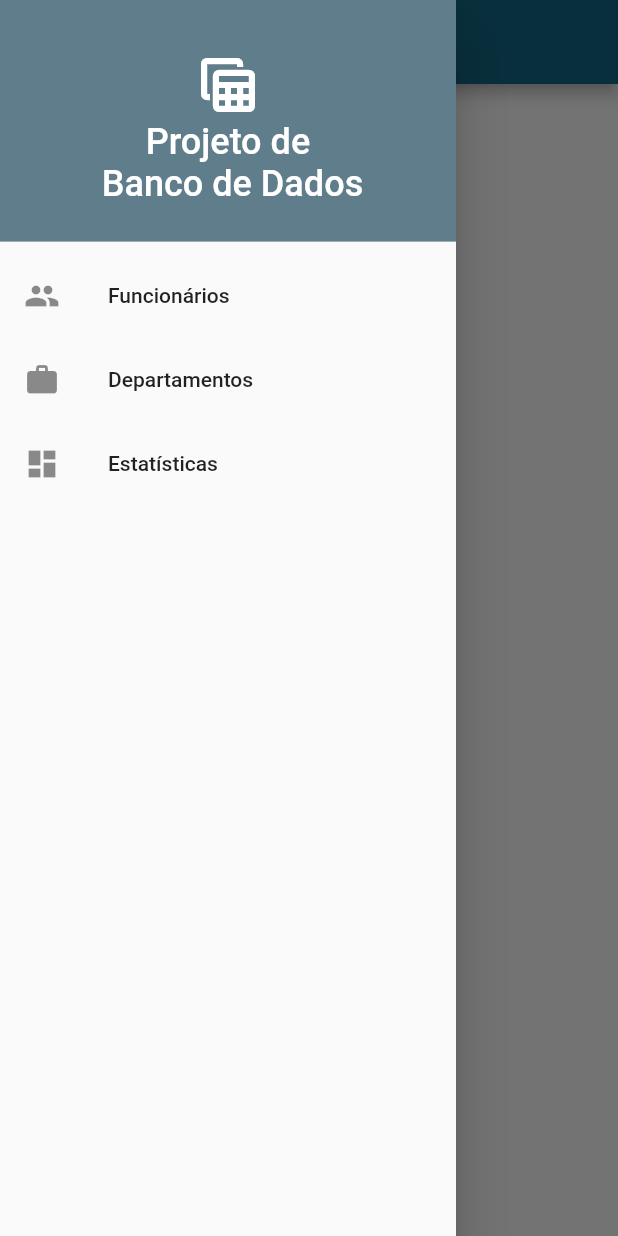
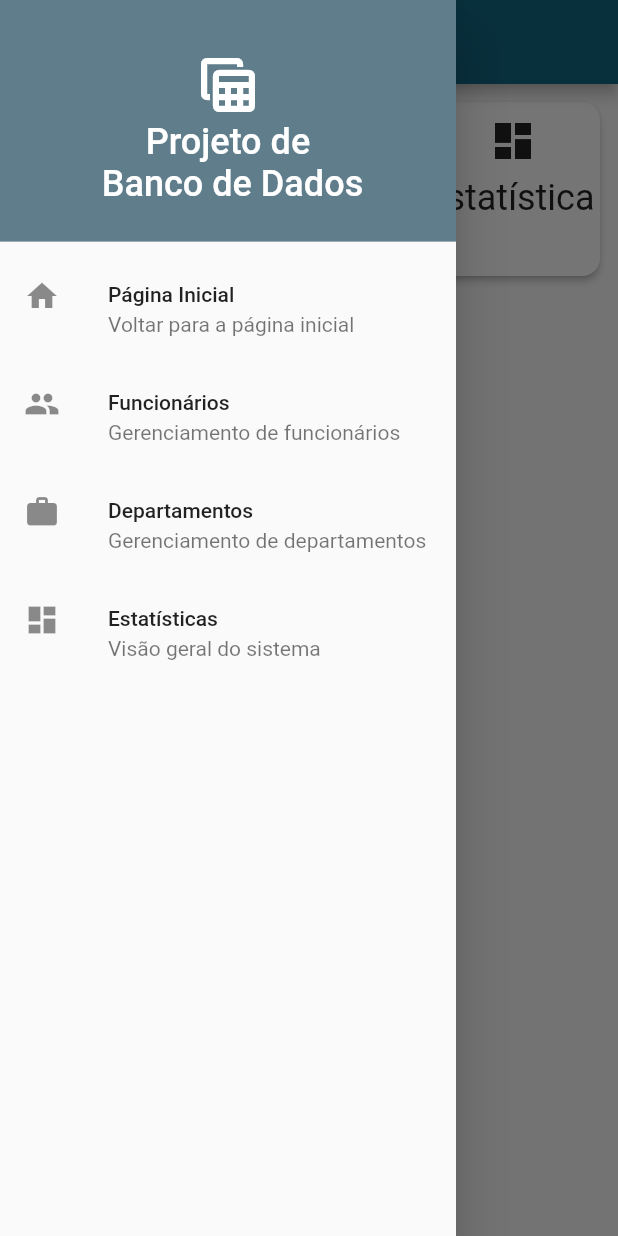
Before and after one commit to manoelpiovesan/bd-front, a Flutter app: the screen it shows after launch, with the side drawer open, on a phone screen of 412 x 824 dp. Run offline on Flutter 3.47's test engine with Material 3 defaults, Android fonts, the phone set to English and light mode, and no system bars; our stand-ins replace fl_chart.

Commit message:
UI Improving

```diff
--- a/lib/utils/my_drawer.dart
+++ b/lib/utils/my_drawer.dart
@@ -1,5 +1,6 @@
 import 'package:flutter/material.dart';
 import 'package:projeto_bd_front/views/dashboard_view.dart';
+import 'package:projeto_bd_front/views/home_view.dart';
 import 'package:projeto_bd_front/views/widgets/lists/department_list.dart';
 import 'package:projeto_bd_front/views/widgets/lists/employee_list.dart';
 
@@ -33,8 +34,23 @@ class MyDrawer extends StatelessWidget {
             ),
           ),
 
+          /// Página Inicial
+          ListTile(
+            subtitle: const Text('Voltar para a página inicial'),
+            leading: const Icon(Icons.home),
+            title: const Text('Página Inicial'),
+            onTap: () {
+              Navigator.of(context).pushReplacement(
+                MaterialPageRoute<void>(
+                  builder: (final BuildContext context) => const HomeView(),
+                ),
+              );
+            },
+          ),
+
           /// Funcionários
           ListTile(
+            subtitle: const Text('Gerenciamento de funcionários'),
             leading: const Icon(Icons.people),
             title: const Text('Funcionários'),
             onTap: () {
@@ -48,6 +64,7 @@ class MyDrawer extends StatelessWidget {
 
           /// Departamentos
           ListTile(
+            subtitle: const Text('Gerenciamento de departamentos'),
             leading: const Icon(Icons.work),
             title: const Text('Departamentos'),
             onTap: () {
@@ -62,6 +79,7 @@ class MyDrawer extends StatelessWidget {
 
           /// Dashboard
           ListTile(
+            subtitle: const Text('Visão geral do sistema'),
             leading: const Icon(Icons.dashboard),
             title: const Text('Estatísticas'),
             onTap: () {
--- a/lib/views/dashboard_view.dart
+++ b/lib/views/dashboard_view.dart
@@ -85,23 +85,35 @@ class _DashboardViewState extends State<DashboardView> {
                                 children: <Widget>[
                                   Text(
                                     'Funcionários por Departamento',
-                                    style: Theme.of(context).textTheme.headlineSmall,
+                                    style:
+                                        Theme.of(
+                                          context,
+                                        ).textTheme.bodyLarge,
                                   ),
                                   Container(
                                     padding: const EdgeInsets.all(18),
                                     height: 300,
                                     child: PieChart(
                                       PieChartData(
-                                        sections: List<PieChartSectionData>.generate(
-                                          dashboard.employeesByDepartment.length,
+                                        sections: List<
+                                          PieChartSectionData
+                                        >.generate(
+                                          dashboard
+                                              .employeesByDepartment
+                                              .length,
                                           (final int index) {
                                             final EmployeesByDepartment dept =
-                                                dashboard.employeesByDepartment[index];
+                                                dashboard
+                                                    .employeesByDepartment[index];
                                             final MaterialColor color =
-                                                Colors.primaries[index % Colors.primaries.length];
+                                                Colors.primaries[index %
+                                                    Colors.primaries.length];
                                             return PieChartSectionData(
-                                              value: dept.totalEmployees.toDouble(),
-                                              title: '${dept.name} (${dept.totalEmployees})',
+                                              value:
+                                                  dept.totalEmployees
+                                                      .toDouble(),
+                                              title:
+                                                  '${dept.name} (${dept.totalEmployees})',
                                               color: color,
                                               radius: 80,
                                               titleStyle: const TextStyle(
@@ -134,19 +146,32 @@ class _DashboardViewState extends State<DashboardView> {
                                 children: <Widget>[
                                   Text(
                                     'Salário Médio por Departamento',
-                                    style: Theme.of(context).textTheme.headlineSmall,
+                                    style:
+                                        Theme.of(
+                                          context,
+                                        ).textTheme.bodyLarge,
                                   ),
                                   Container(
                                     padding: const EdgeInsets.all(18),
                                     height: 300,
                                     child: BarChart(
                                       BarChartData(
-                                        alignment: BarChartAlignment.spaceAround,
+                                        alignment:
+                                            BarChartAlignment.spaceAround,
                                         barTouchData: BarTouchData(
                                           enabled: true,
                                           touchTooltipData: BarTouchTooltipData(
-                                            getTooltipItem: (group, groupIndex, rod, rodIndex) {
-                                              final dept = dashboard.averageSalaryByDepartment[group.x.toInt()];
+                                            getTooltipItem: (
+                                              group,
+                                              groupIndex,
+                                              rod,
+                                              rodIndex,
+                                            ) {
+                                              final dept =
+                                                  dashboard
+                                                      .averageSalaryByDepartment[group
+                                                      .x
+                                                      .toInt()];
                                               return BarTooltipItem(
                                                 '${dept.name}\nR\$ ${dept.averageSalary.toStringAsFixed(2)}',
                                                 const TextStyle(
@@ -170,7 +195,8 @@ class _DashboardViewState extends State<DashboardView> {
                                                 if (value % 1 != 0)
                                                   return const SizedBox.shrink();
                                                 return Container(
-                                                  alignment: Alignment.centerRight,
+                                                  alignment:
+                                                      Alignment.centerRight,
                                                   width: 40,
                                                   child: Text(
                                                     value.toInt().toString(),
@@ -178,7 +204,8 @@ class _DashboardViewState extends State<DashboardView> {
                                                       fontSize: 10,
                                                     ),
                                                     maxLines: 1,
-                                                    overflow: TextOverflow.visible,
+                                                    overflow:
+                                                        TextOverflow.visible,
                                                     textAlign: TextAlign.right,
                                                   ),
                                                 );
@@ -194,16 +221,25 @@ class _DashboardViewState extends State<DashboardView> {
                                               ) {
                                                 final int idx = value.toInt();
                                                 if (idx < 0 ||
-                                                    idx >= dashboard.averageSalaryByDepartment.length) {
+                                                    idx >=
+                                                        dashboard
+                                                            .averageSalaryByDepartment
+                                                            .length) {
                                                   return const SizedBox.shrink();
                                                 }
                                                 final String name =
-                                                    dashboard.averageSalaryByDepartment[idx].name;
+                                                    dashboard
+                                                        .averageSalaryByDepartment[idx]
+                                                        .name;
                                                 // Nome do departamento no eixo X, rotacionado para melhor visualização
                                                 return Padding(
-                                                  padding: const EdgeInsets.only(top: 8.0),
+                                                  padding:
+                                                      const EdgeInsets.only(
+                                                        top: 8.0,
+                                                      ),
                                                   child: Transform.rotate(
-                                                    angle: -0.5, // Aproximadamente -30 graus
+                                                    angle: -0.5,
+                                                    // Aproximadamente -30 graus
                                                     child: SizedBox(
                                                       width: 80,
                                                       child: Text(
@@ -211,8 +247,11 @@ class _DashboardViewState extends State<DashboardView> {
                                                         style: const TextStyle(
                                                           fontSize: 10,
                                                         ),
-                                                        overflow: TextOverflow.ellipsis,
-                                                        textAlign: TextAlign.center,
+                                                        overflow:
+                                                            TextOverflow
+                                                                .ellipsis,
+                                                        textAlign:
+                                                            TextAlign.center,
                                                       ),
                                                     ),
                                                   ),
@@ -225,10 +264,14 @@ class _DashboardViewState extends State<DashboardView> {
                                         ),
                                         borderData: FlBorderData(show: false),
                                         barGroups: List.generate(
-                                          dashboard.averageSalaryByDepartment.length,
+                                          dashboard
+                                              .averageSalaryByDepartment
+                                              .length,
                                           (final int index) {
-                                            final AverageSalaryByDepartment dept =
-                                                dashboard.averageSalaryByDepartment[index];
+                                            final AverageSalaryByDepartment
+                                            dept =
+                                                dashboard
+                                                    .averageSalaryByDepartment[index];
                                             return BarChartGroupData(
                                               x: index,
                                               barRods: <BarChartRodData>[
@@ -236,7 +279,8 @@ class _DashboardViewState extends State<DashboardView> {
                                                   toY: dept.averageSalary,
                                                   color: Colors.green,
                                                   width: 18,
-                                                  borderRadius: BorderRadius.circular(4),
+                                                  borderRadius:
+                                                      BorderRadius.circular(4),
                                                 ),
                                               ],
                                             );
--- a/lib/views/home_view.dart
+++ b/lib/views/home_view.dart
@@ -21,14 +21,16 @@ class HomeView extends StatelessWidget {
     return Scaffold(
       appBar: AppBar(title: const Text('Página Inicial')),
       drawer: const MyDrawer(),
-      body: SingleChildScrollView(
-        child: Column(
+      body: Padding(
+        padding: const EdgeInsets.all(8),
+        child: GridView.count(
+          crossAxisCount: 3,
+          mainAxisSpacing: 12,
+          crossAxisSpacing: 12,
+          childAspectRatio: 1,
           children: <Widget>[
-            /// Employee List
-            ListTile(
-              title: const Text('Funcionários'),
-              subtitle: const Text('Lista de funcionários'),
-              leading: const Icon(Icons.people),
+            // Funcionários
+            GestureDetector(
               onTap:
                   () => Navigator.of(context).push(
                     MaterialPageRoute<EmployeeList>(
@@ -36,13 +38,28 @@ class HomeView extends StatelessWidget {
                           (final BuildContext context) => const EmployeeList(),
                     ),
                   ),
+              child: Card(
+                elevation: 2,
+                shape: RoundedRectangleBorder(
+                  borderRadius: BorderRadius.circular(12),
+                ),
+                child: Center(
+                  child: Column(
+                    mainAxisSize: MainAxisSize.min,
+                    children: <Widget>[
+                      const Icon(Icons.people, size: 32),
+                      const SizedBox(height: 8),
+                      Text(
+                        'Funcionários',
+                        style: Theme.of(context).textTheme.headlineSmall,
+                      ),
+                    ],
+                  ),
+                ),
+              ),
             ),
-
-            /// Department List
-            ListTile(
-              title: const Text('Departamentos'),
-              subtitle: const Text('Lista de departamentos'),
-              leading: const Icon(Icons.work),
+            // Departamentos
+            GestureDetector(
               onTap:
                   () => Navigator.of(context).push(
                     MaterialPageRoute<void>(
@@ -51,13 +68,28 @@ class HomeView extends StatelessWidget {
                               const DepartmentList(),
                     ),
                   ),
+              child: Card(
+                elevation: 2,
+                shape: RoundedRectangleBorder(
+                  borderRadius: BorderRadius.circular(12),
+                ),
+                child: Center(
+                  child: Column(
+                    mainAxisSize: MainAxisSize.min,
+                    children: <Widget>[
+                      const Icon(Icons.work, size: 32),
+                      const SizedBox(height: 8),
+                      Text(
+                        'Departamentos',
+                        style: Theme.of(context).textTheme.headlineSmall,
+                      ),
+                    ],
+                  ),
+                ),
+              ),
             ),
-
-            /// Dashboard
-            ListTile(
-              title: const Text('Estatísticas'),
-              subtitle: const Text('Visão geral do sistema'),
-              leading: const Icon(Icons.dashboard),
+            // Estatísticas
+            GestureDetector(
               onTap:
                   () => Navigator.of(context).push(
                     MaterialPageRoute<void>(
@@ -65,6 +97,25 @@ class HomeView extends StatelessWidget {
                           (final BuildContext context) => const DashboardView(),
                     ),
                   ),
+              child: Card(
+                elevation: 2,
+                shape: RoundedRectangleBorder(
+                  borderRadius: BorderRadius.circular(12),
+                ),
+                child: Center(
+                  child: Column(
+                    mainAxisSize: MainAxisSize.min,
+                    children: <Widget>[
+                      const Icon(Icons.dashboard, size: 32),
+                      const SizedBox(height: 8),
+                      Text(
+                        'Estatísticas',
+                        style: Theme.of(context).textTheme.headlineSmall,
+                      ),
+                    ],
+                  ),
+                ),
+              ),
             ),
           ],
         ),
--- a/lib/views/widgets/stats_card.dart
+++ b/lib/views/widgets/stats_card.dart
@@ -23,7 +23,7 @@ class StatsCard extends StatelessWidget {
             mainAxisSize: MainAxisSize.min,
             children: <Widget>[
               /// Header
-              Text(title, style: Theme.of(context).textTheme.headlineSmall),
+              Text(title, style: Theme.of(context).textTheme.bodyLarge),
 
               /// Subtitle
               Text(subtitle, style: Theme.of(context).textTheme.headlineLarge),
```
